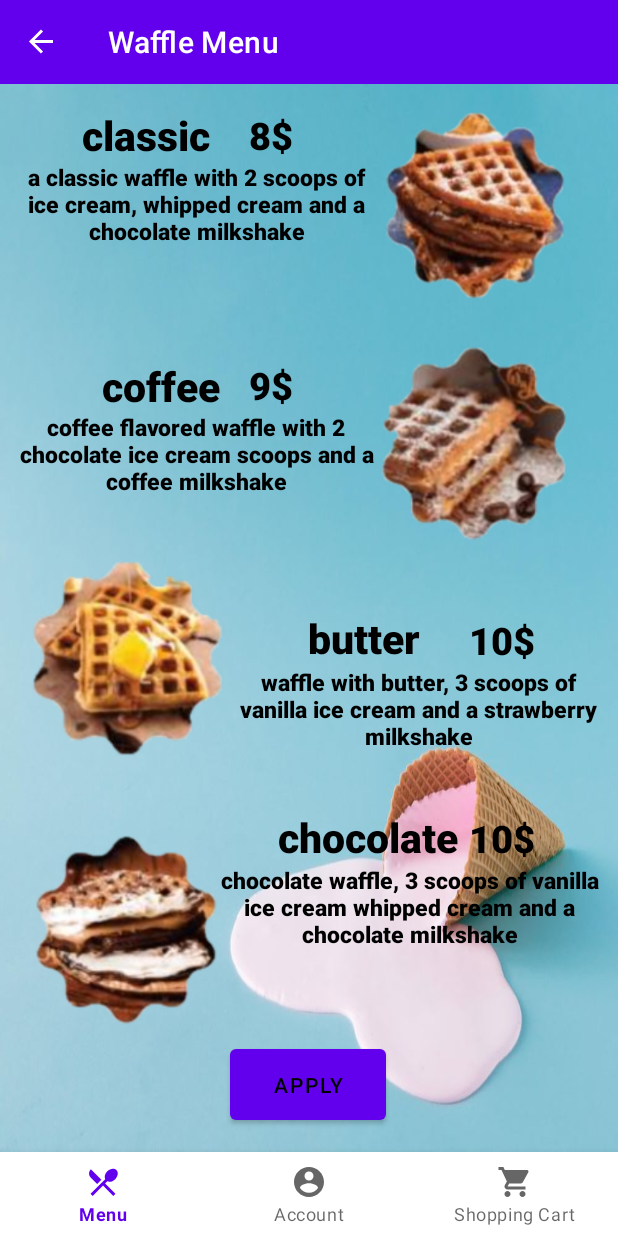
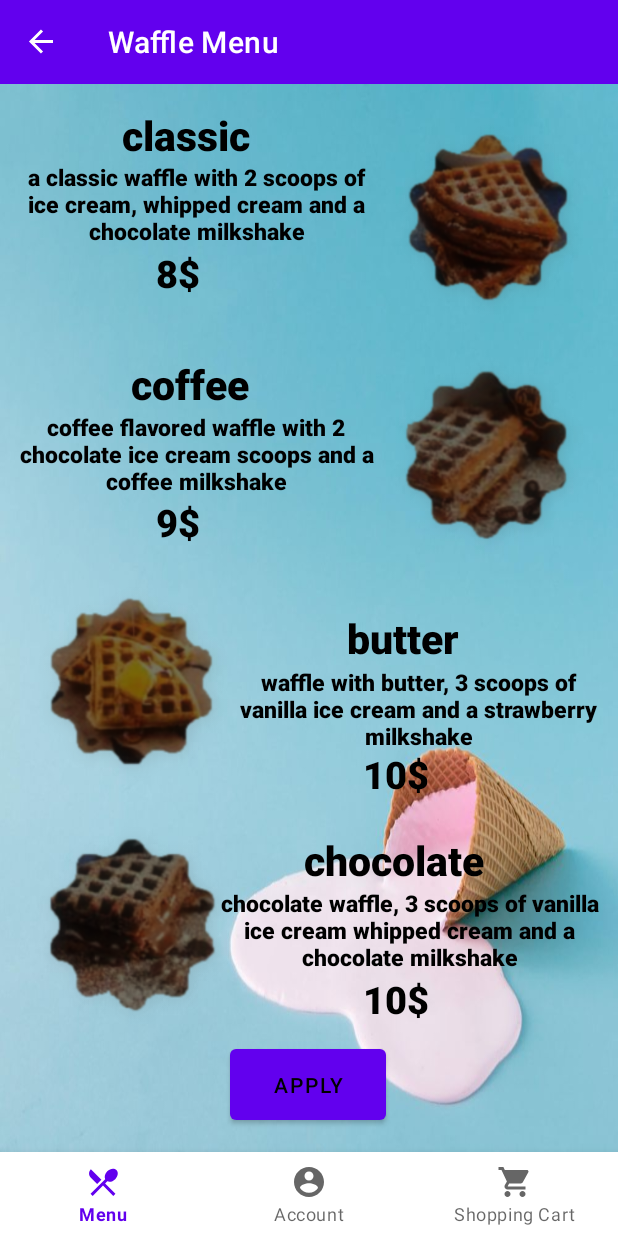
Before and after one commit to AmitSheer/Goldie.inc, an Android app: the WaffleMenuFragment screen opened through its navigation route, on a phone screen of 412 x 824 dp. Run offline under Robolectric (Android 15) with nearby library versions, the light colour scheme and no system bars; our stand-ins replace navigation-ui; Roboto replaces fonts that are not available here.

Commit message:
fixed waffle page buttons

```diff
--- a/app/src/main/java/com/goldie/menu/WaffleMenuFragment.java
+++ b/app/src/main/java/com/goldie/menu/WaffleMenuFragment.java
@@ -15,7 +15,7 @@ import com.goldie.R;
 
 public class WaffleMenuFragment extends Fragment {
 
-    ImageButton classic;
+    ImageButton classic,coffee,butter,chocolate;
 
     public WaffleMenuFragment() {
         super(R.layout.fragment_waffle_menu);
@@ -27,6 +27,9 @@ public class WaffleMenuFragment extends Fragment {
 
         super.onViewCreated(view, savedInstanceState);
         classic = view.findViewById(R.id.waffleBtn);
+        coffee = view.findViewById(R.id.coffeeBtn);
+        butter = view.findViewById(R.id.ButterBtn);
+        chocolate = view.findViewById(R.id.ChocolateBtn);
 
         classic.setOnClickListener(new View.OnClickListener() {
             boolean checkActionOpen = false;
@@ -43,6 +46,51 @@ public class WaffleMenuFragment extends Fragment {
             }
         });
 
+        coffee.setOnClickListener(new View.OnClickListener() {
+            boolean checkActionOpen = false;
+            @Override
+            public void onClick(View view) {
+                if (!checkActionOpen) {
+                    checkActionOpen = true;
+                    coffee.setSelected(true);
+                }
+                else {
+                    checkActionOpen = false;
+                    coffee.setSelected(false);
+                }
+            }
+        });
+
+        butter.setOnClickListener(new View.OnClickListener() {
+            boolean checkActionOpen = false;
+            @Override
+            public void onClick(View view) {
+                if (!checkActionOpen) {
+                    checkActionOpen = true;
+                    butter.setSelected(true);
+                }
+                else {
+                    checkActionOpen = false;
+                    butter.setSelected(false);
+                }
+            }
+        });
+
+        chocolate.setOnClickListener(new View.OnClickListener() {
+            boolean checkActionOpen = false;
+            @Override
+            public void onClick(View view) {
+                if (!checkActionOpen) {
+                    checkActionOpen = true;
+                    chocolate.setSelected(true);
+                }
+                else {
+                    checkActionOpen = false;
+                    chocolate.setSelected(false);
+                }
+            }
+        });
+
 //        setContentView(R.layout.fragment_waffle_menu);
 //        Button back_btn = (Button) findViewById(R.id.back);
 //        back_btn.setOnClickListener(v -> openMenuPage());
--- /dev/null
+++ b/app/src/main/res/drawable/waffle_butter_btn.xml
@@ -0,0 +1,16 @@
+<?xml version="1.0" encoding="utf-8"?>
+<selector xmlns:tools="http://schemas.android.com/tools" xmlns:android="http://schemas.android.com/apk/res/android">
+
+    <item
+        android:state_pressed="true"
+        android:drawable="@drawable/butter" />
+
+    <item
+        android:state_selected="true"
+        android:drawable="@drawable/butter" />
+
+    <item
+        android:state_pressed="false"
+        android:drawable="@drawable/butter_checked" />
+
+</selector>
--- /dev/null
+++ b/app/src/main/res/drawable/waffle_chocolate_btn.xml
@@ -0,0 +1,16 @@
+<?xml version="1.0" encoding="utf-8"?>
+<selector xmlns:tools="http://schemas.android.com/tools" xmlns:android="http://schemas.android.com/apk/res/android">
+
+    <item
+        android:state_pressed="true"
+        android:drawable="@drawable/coholate" />
+
+    <item
+        android:state_selected="true"
+        android:drawable="@drawable/coholate" />
+
+    <item
+        android:state_pressed="false"
+        android:drawable="@drawable/coholate_checked" />
+
+</selector>
--- /dev/null
+++ b/app/src/main/res/drawable/waffle_classic_btn.xml
@@ -0,0 +1,16 @@
+<?xml version="1.0" encoding="utf-8"?>
+<selector xmlns:tools="http://schemas.android.com/tools" xmlns:android="http://schemas.android.com/apk/res/android">
+
+    <item
+        android:state_pressed="true"
+        android:drawable="@drawable/classic" />
+
+    <item
+        android:state_selected="true"
+        android:drawable="@drawable/classic" />
+
+    <item
+    android:state_pressed="false"
+    android:drawable="@drawable/classic_checked" />
+
+</selector>
--- a/app/src/main/res/drawable/classic_waffle_btn.xml
+++ b/app/src/main/res/drawable/waffle_coffee_btn.xml
@@ -3,14 +3,14 @@
 
     <item
         android:state_pressed="true"
-        android:drawable="@drawable/classic_clicked" />
+        android:drawable="@drawable/coffee" />
 
     <item
         android:state_selected="true"
-        android:drawable="@drawable/classic_clicked" />
+        android:drawable="@drawable/coffee" />
 
     <item
-    android:state_pressed="false"
-    android:drawable="@drawable/classic" />
+        android:state_pressed="false"
+        android:drawable="@drawable/coffee_checked" />
 
 </selector>
--- a/app/src/main/res/layout/fragment_waffle_menu.xml
+++ b/app/src/main/res/layout/fragment_waffle_menu.xml
@@ -18,17 +18,17 @@
         android:scaleType="fitCenter"
         app:layout_constraintBottom_toBottomOf="parent"
         app:layout_constraintEnd_toEndOf="parent"
-        app:layout_constraintHorizontal_bias="0.966"
+        app:layout_constraintHorizontal_bias="1.0"
         app:layout_constraintStart_toStartOf="parent"
         app:layout_constraintTop_toTopOf="parent"
-        app:layout_constraintVertical_bias="0.0"
-        app:srcCompat="@drawable/classic_waffle_btn"
+        app:layout_constraintVertical_bias="0.012"
+        app:srcCompat="@drawable/waffle_classic_btn"
         tools:ignore="MissingConstraints" />
 
-    <ImageView
+    <ImageButton
         android:id="@+id/coffeeBtn"
-        android:layout_width="193dp"
-        android:layout_height="187dp"
+        android:layout_width="174dp"
+        android:layout_height="169dp"
         android:background="@android:color/transparent"
         android:scaleType="fitCenter"
         app:layout_constraintBottom_toBottomOf="parent"
@@ -36,14 +36,14 @@
         app:layout_constraintHorizontal_bias="1.0"
         app:layout_constraintStart_toStartOf="parent"
         app:layout_constraintTop_toTopOf="parent"
-        app:layout_constraintVertical_bias="0.268"
-        app:srcCompat="@drawable/coffee"
+        app:layout_constraintVertical_bias="0.295"
+        app:srcCompat="@drawable/waffle_coffee_btn"
         tools:ignore="MissingConstraints" />
 
-    <ImageView
+    <ImageButton
         android:id="@+id/ButterBtn"
-        android:layout_width="171dp"
-        android:layout_height="171dp"
+        android:layout_width="174dp"
+        android:layout_height="169dp"
         android:background="@android:color/transparent"
         android:scaleType="fitCenter"
         app:layout_constraintBottom_toBottomOf="parent"
@@ -51,14 +51,14 @@
         app:layout_constraintHorizontal_bias="0.0"
         app:layout_constraintStart_toStartOf="parent"
         app:layout_constraintTop_toTopOf="parent"
-        app:layout_constraintVertical_bias="0.548"
-        app:srcCompat="@drawable/butter"
+        app:layout_constraintVertical_bias="0.576"
+        app:srcCompat="@drawable/waffle_butter_btn"
         tools:ignore="MissingConstraints" />
 
-    <ImageView
+    <ImageButton
         android:id="@+id/ChocolateBtn"
-        android:layout_width="166dp"
-        android:layout_height="165dp"
+        android:layout_width="174dp"
+        android:layout_height="169dp"
         android:background="@android:color/transparent"
         android:scaleType="fitCenter"
         app:layout_constraintBottom_toBottomOf="parent"
@@ -67,7 +67,7 @@
         app:layout_constraintStart_toStartOf="parent"
         app:layout_constraintTop_toTopOf="parent"
         app:layout_constraintVertical_bias="0.871"
-        app:srcCompat="@drawable/coholate"
+        app:srcCompat="@drawable/waffle_chocolate_btn"
         tools:ignore="MissingConstraints" />
 
 
@@ -81,7 +81,7 @@
         android:textSize="27sp"
         app:layout_constraintBottom_toBottomOf="parent"
         app:layout_constraintEnd_toEndOf="parent"
-        app:layout_constraintHorizontal_bias="0.168"
+        app:layout_constraintHorizontal_bias="0.248"
         app:layout_constraintStart_toStartOf="parent"
         app:layout_constraintTop_toTopOf="parent"
         app:layout_constraintVertical_bias="0.023"
@@ -97,10 +97,10 @@
         android:textSize="25sp"
         app:layout_constraintBottom_toBottomOf="parent"
         app:layout_constraintEnd_toEndOf="parent"
-        app:layout_constraintHorizontal_bias="0.434"
+        app:layout_constraintHorizontal_bias="0.272"
         app:layout_constraintStart_toStartOf="parent"
         app:layout_constraintTop_toTopOf="parent"
-        app:layout_constraintVertical_bias="0.025"
+        app:layout_constraintVertical_bias="0.16"
         tools:ignore="MissingConstraints" />
 
     <TextView
@@ -131,10 +131,10 @@
         android:textSize="27sp"
         app:layout_constraintBottom_toBottomOf="parent"
         app:layout_constraintEnd_toEndOf="parent"
-        app:layout_constraintHorizontal_bias="0.204"
+        app:layout_constraintHorizontal_bias="0.262"
         app:layout_constraintStart_toStartOf="parent"
         app:layout_constraintTop_toTopOf="parent"
-        app:layout_constraintVertical_bias="0.271"
+        app:layout_constraintVertical_bias="0.269"
         tools:ignore="MissingConstraints" />
 
     <TextView
@@ -147,10 +147,10 @@
         android:textSize="25sp"
         app:layout_constraintBottom_toBottomOf="parent"
         app:layout_constraintEnd_toEndOf="parent"
-        app:layout_constraintHorizontal_bias="0.434"
+        app:layout_constraintHorizontal_bias="0.272"
         app:layout_constraintStart_toStartOf="parent"
         app:layout_constraintTop_toTopOf="parent"
-        app:layout_constraintVertical_bias="0.271"
+        app:layout_constraintVertical_bias="0.406"
         tools:ignore="MissingConstraints" />
 
     <TextView
@@ -181,7 +181,7 @@
         android:textSize="27sp"
         app:layout_constraintBottom_toBottomOf="parent"
         app:layout_constraintEnd_toEndOf="parent"
-        app:layout_constraintHorizontal_bias="0.608"
+        app:layout_constraintHorizontal_bias="0.685"
         app:layout_constraintStart_toStartOf="parent"
         app:layout_constraintTop_toTopOf="parent"
         app:layout_constraintVertical_bias="0.52"
@@ -197,10 +197,10 @@
         android:textSize="25sp"
         app:layout_constraintBottom_toBottomOf="parent"
         app:layout_constraintEnd_toEndOf="parent"
-        app:layout_constraintHorizontal_bias="0.85"
+        app:layout_constraintHorizontal_bias="0.657"
         app:layout_constraintStart_toStartOf="parent"
         app:layout_constraintTop_toTopOf="parent"
-        app:layout_constraintVertical_bias="0.522"
+        app:layout_constraintVertical_bias="0.654"
         tools:ignore="MissingConstraints" />
 
     <TextView
@@ -230,10 +230,10 @@
         android:textSize="27sp"
         app:layout_constraintBottom_toBottomOf="parent"
         app:layout_constraintEnd_toEndOf="parent"
-        app:layout_constraintHorizontal_bias="0.635"
+        app:layout_constraintHorizontal_bias="0.694"
         app:layout_constraintStart_toStartOf="parent"
         app:layout_constraintTop_toTopOf="parent"
-        app:layout_constraintVertical_bias="0.716"
+        app:layout_constraintVertical_bias="0.739"
         tools:ignore="MissingConstraints" />
 
     <TextView
@@ -246,10 +246,10 @@
         android:textSize="25sp"
         app:layout_constraintBottom_toBottomOf="parent"
         app:layout_constraintEnd_toEndOf="parent"
-        app:layout_constraintHorizontal_bias="0.85"
+        app:layout_constraintHorizontal_bias="0.657"
         app:layout_constraintStart_toStartOf="parent"
         app:layout_constraintTop_toTopOf="parent"
-        app:layout_constraintVertical_bias="0.717"
+        app:layout_constraintVertical_bias="0.875"
         tools:ignore="MissingConstraints" />
 
     <TextView
@@ -266,7 +266,7 @@
         app:layout_constraintHorizontal_bias="0.946"
         app:layout_constraintStart_toStartOf="parent"
         app:layout_constraintTop_toTopOf="parent"
-        app:layout_constraintVertical_bias="0.795"
+        app:layout_constraintVertical_bias="0.819"
         tools:ignore="MissingConstraints" />
 
     <Button
```
Also changed, not shown: app/src/main/res/drawable-v24/butter_checked.png (deleted), app/src/main/res/drawable/butter.png, app/src/main/res/drawable/butter_checked.png (added), app/src/main/res/drawable/classic.png, app/src/main/res/drawable/classic_checked.png (added), app/src/main/res/drawable/classic_clicked.png (deleted), app/src/main/res/drawable/coffee.png, app/src/main/res/drawable/coffee_checked.png (added), app/src/main/res/drawable/coholate.png, app/src/main/res/drawable/coholate_checked.png (added).
